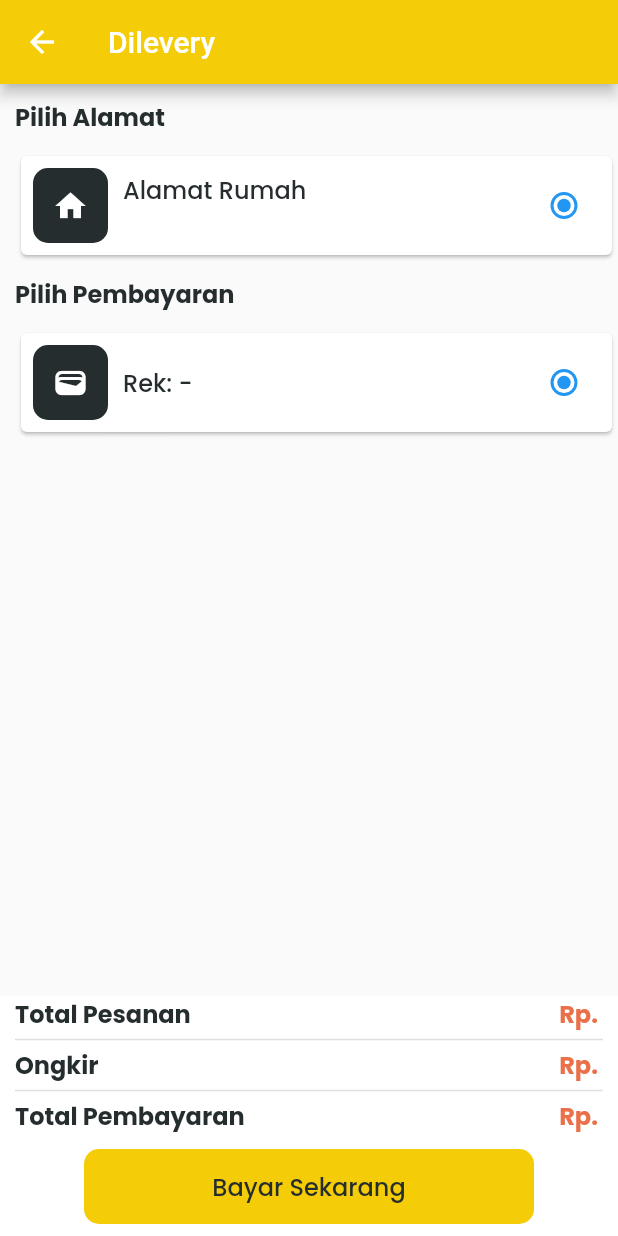
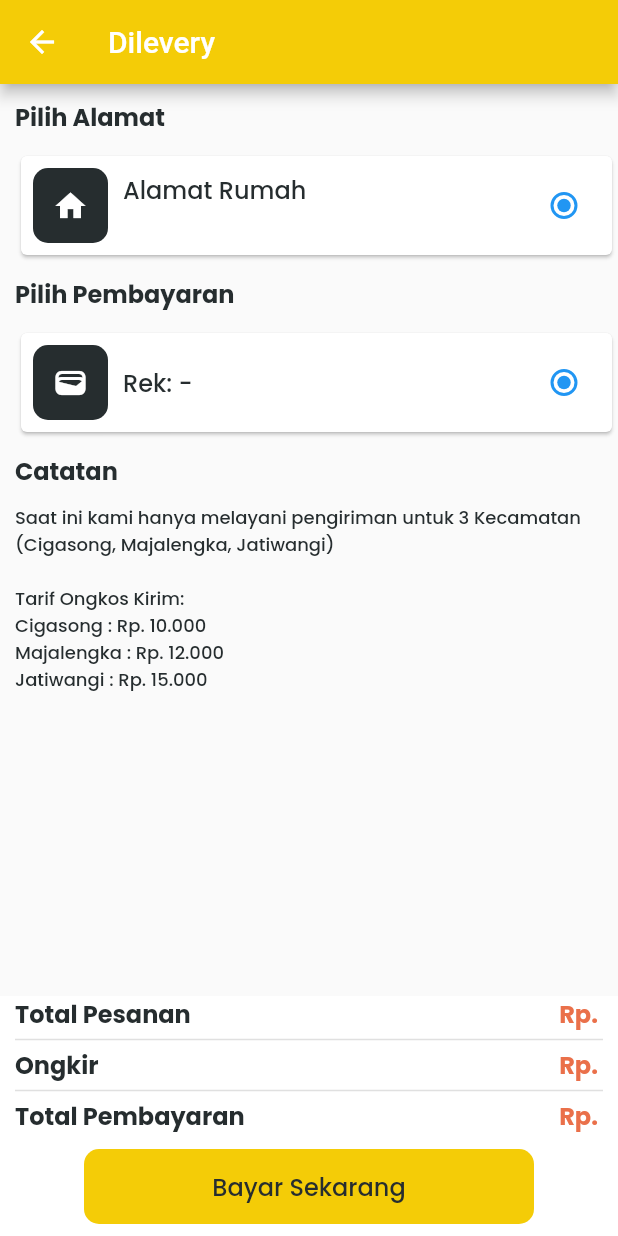
Before and after one commit to ruligandari/app-pesan-makan, a Flutter app: the Dilevery screen opened directly with empty values, on a phone screen of 412 x 824 dp. Run offline on Flutter 3.47's test engine with Material 2 defaults, Android fonts, the phone set to English and light mode, and no system bars; our stand-ins replace badges, google_fonts, shared_preferences; accounts and stored records are empty; network calls fail.

Commit message:
menambahkan catatan pada dilevery

```diff
--- a/lib/ui/pages/dilevery.dart
+++ b/lib/ui/pages/dilevery.dart
@@ -408,6 +408,31 @@ class _DileveryState extends State<Dilevery> {
                 ),
               ),
             ),
+
+            Row(
+              children: [
+                Container(
+                  margin: const EdgeInsets.only(left: 10, top: 10),
+                  child: Text(
+                    "Catatan",
+                    style: titleTextStyle.copyWith(
+                        fontSize: 16, fontWeight: FontWeight.bold),
+                  ),
+                ),
+              ],
+            ),
+
+            Container(
+              margin: const EdgeInsets.all(10),
+              child: Column(
+                children: [
+                  Text(
+                    "Saat ini kami hanya melayani pengiriman untuk 3 Kecamatan (Cigasong, Majalengka, Jatiwangi)\n\nTarif Ongkos Kirim:\nCigasong : Rp. 10.000\nMajalengka : Rp. 12.000\nJatiwangi : Rp. 15.000",
+                    style: subTitleTextStyle.copyWith(fontSize: 12),
+                  )
+                ],
+              ),
+            )
           ],
         ));
   }
```
